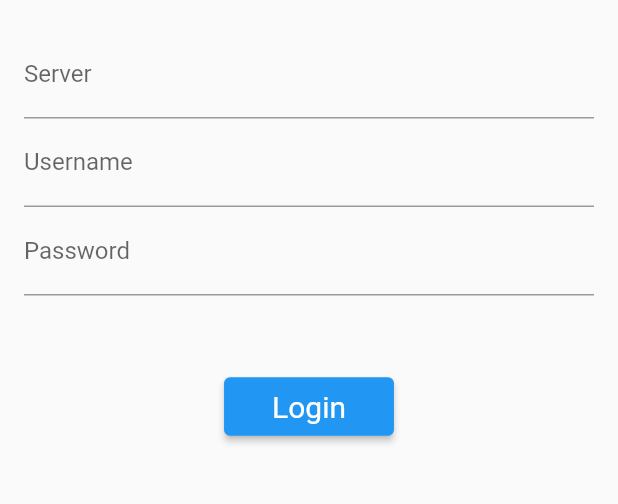
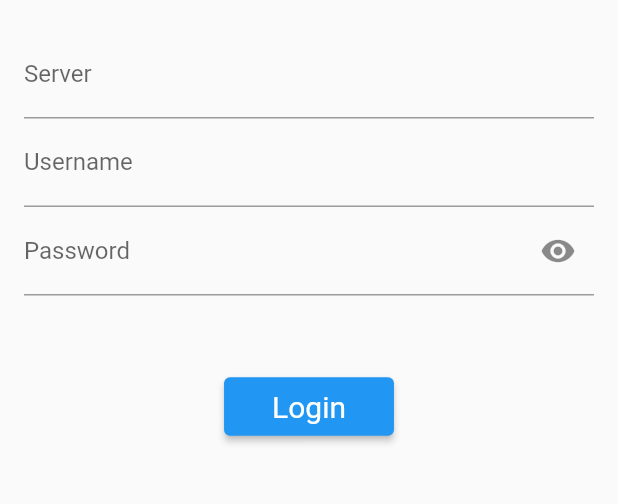
Before and after one commit to cmollekopf/kolabdo, a Flutter app: the screen it shows after launch, on a phone screen of 412 x 824 dp, the part 348-852 px from its top. Run offline on Flutter 3.47's test engine with Material 2 defaults, Android fonts, the phone set to English and light mode, and no system bars; our stand-ins replace localstorage; missing offline and left inert: caldav, ical_parser, random_color; accounts and stored records are empty.

Commit message:
Obscure password

```diff
--- a/lib/login.dart
+++ b/lib/login.dart
@@ -17,6 +17,7 @@ class LoginDialog extends StatefulWidget {
 class LoginDialogState extends State<LoginDialog> {
   final _formKey = GlobalKey<FormState>();
   Account _account;
+  bool _isObscure = true;
 
   @override
   void initState() {
@@ -91,9 +92,18 @@ class LoginDialogState extends State<LoginDialog> {
                         password = value;
                       },
                       initialValue: _account.password,
-                      decoration: const InputDecoration(
+                      decoration: InputDecoration(
                         hintText: 'Your password',
                         labelText: 'Password',
+                        suffixIcon: IconButton(
+                            icon: Icon(_isObscure
+                                ? Icons.visibility
+                                : Icons.visibility_off),
+                            onPressed: () {
+                              setState(() {
+                                _isObscure = !_isObscure;
+                              });
+                            }),
                       ),
                       validator: (value) {
                         if (value == null || value.isEmpty) {
@@ -103,7 +113,7 @@ class LoginDialogState extends State<LoginDialog> {
                       },
                       enableSuggestions: false,
                       autocorrect: false,
-                      // obscureText: true,
+                      obscureText: _isObscure,
                     ),
                     SizedBox(
                       height: 50,
```
